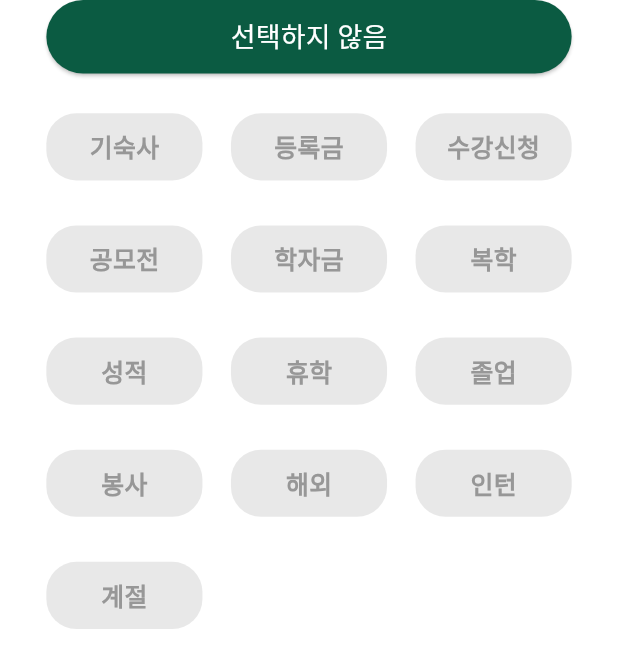
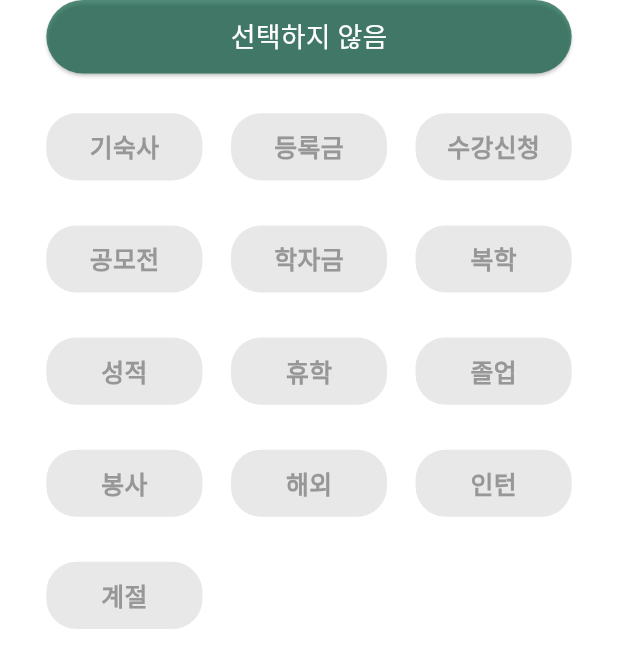
Before and after one commit to JunWooP0/NotiSKKU, a Flutter app: the KeywordsGrid screen opened directly with empty values, on a phone screen of 412 x 824 dp. Shown: the top 668 px of the screen. Run offline on Flutter 3.47's test engine with Material 3 defaults, Android fonts, the phone set to English and light mode, and no system bars; our stand-ins replace flutter_riverpod, google_fonts, shared_preferences; accounts and stored records are empty.

Commit message:
design: do_not_select button color

```diff
--- a/notiskku_demo/lib/widgets/do_not_select.dart
+++ b/notiskku_demo/lib/widgets/do_not_select.dart
@@ -36,7 +36,7 @@ class _DoNotSelectState extends State<DoNotSelect> {
               : null,
           style: ElevatedButton.styleFrom(
             backgroundColor: widget.selectedMajor.isEmpty
-                ? const Color(0xFF0B5B42)
+                ? const Color(0xB20B5B42)
                 : const Color(0xFF979797),
             shape: RoundedRectangleBorder(
               borderRadius: BorderRadius.circular(30),
```
